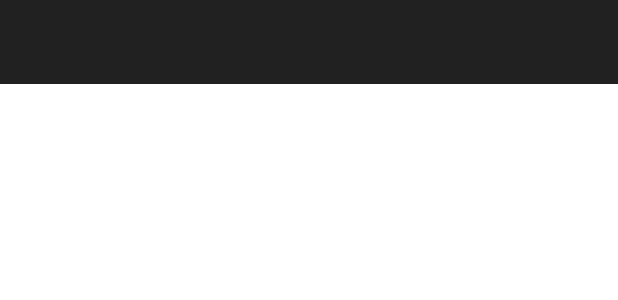
After one commit to KaloyanIT/WeatherApp, an Android app: the layout toolbar.xml on its own in the app's theme, with its tools: preview values and no code run, on a phone screen of 412 x 824 dp. The commit adds this screen. Shown: the top 300 px of the screen. Run offline under Robolectric (Android 15) with nearby library versions, the phone set to English and light mode, and no system bars; network calls fail.

Commit message:
Add custom toolbar and menu

```diff
--- /dev/null
+++ b/WeatherApp/app/src/main/res/layout/toolbar.xml
@@ -0,0 +1,11 @@
+<?xml version="1.0" encoding="utf-8"?>
+<android.support.v7.widget.Toolbar
+    xmlns:android="http://schemas.android.com/apk/res/android"
+    xmlns:local="http://schemas.android.com/apk/res-auto"
+    android:id="@+id/toolbar"
+    android:layout_width="match_parent"
+    android:layout_height="wrap_content"
+    android:minHeight="?attr/actionBarSize"
+    android:background="?attr/colorPrimary"
+    local:theme="@style/ThemeOverlay.AppCompat.Dark.ActionBar"
+    local:popupTheme="@style/ThemeOverlay.AppCompat.Light"/>
--- a/WeatherApp/app/src/main/res/values/styles.xml
+++ b/WeatherApp/app/src/main/res/values/styles.xml
@@ -1,7 +1,13 @@
 <resources>
+    <style name="WeatherTheme" parent="WeatherTheme.Base">
+
+    </style>
+
     <!-- Base application theme. -->
-    <style name="AppTheme" parent="android:Theme.Material.Light">
+    <style name="WeatherTheme.Base" parent="Theme.AppCompat.Light.DarkActionBar">
         <!-- Customize your theme here. -->
+        <item name="windowNoTitle">true</item>
+        <item name="windowActionBar">false</item>
         <item name="android:colorPrimary">@color/colorPrimary</item>
         <item name="android:colorPrimaryDark">@color/colorPrimaryDark</item>
         <item name="android:colorAccent">@android:color/holo_green_light</item>
```
Also changed, not shown: WeatherApp/app/src/main/AndroidManifest.xml (+4 -4 lines), WeatherApp/app/src/main/java/com/example/kaloyan/weatherapp/MainActivity.java (+27 -16 lines), WeatherApp/app/src/main/java/com/example/kaloyan/weatherapp/data/WeatherData.java (+5 -8 lines), WeatherApp/app/src/main/res/layout/activity_main.xml (+13 -14 lines), WeatherApp/app/src/main/res/menu/menu_main.xml (added, +14 -0 lines), WeatherApp/app/src/main/res/values/dimens.xml (added, +7 -0 lines), WeatherApp/app/src/main/res/values/strings.xml (+10 -0 lines).
